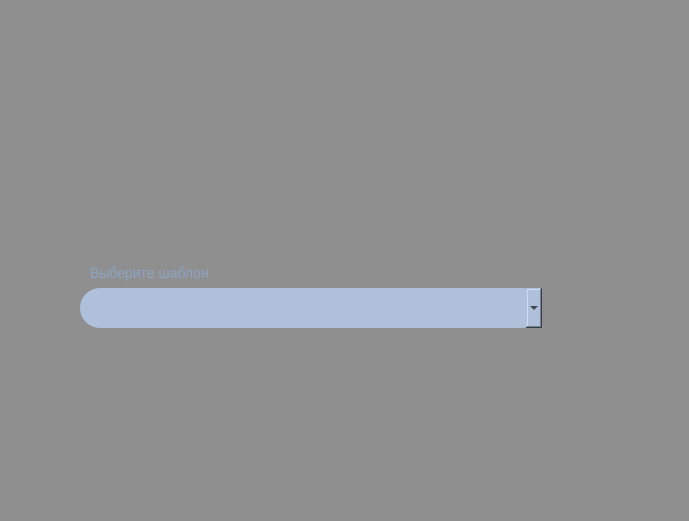
The window that src/courtcasewindow/courtcasewindow.ui (DmitryBakunovich/judge-me) describes before a commit, drawn with Qt 5; both pictures show x 306 to 995 and y 100 to 621 of the 1280 by 721 pixel window.
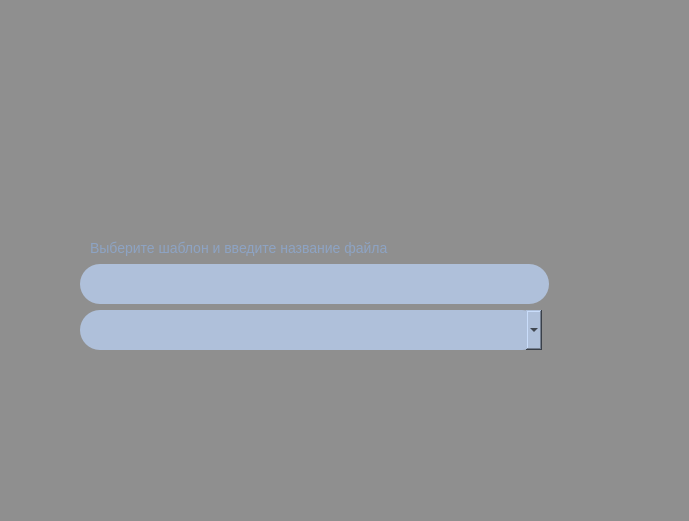
The same window after the commit. Icons and pictures are not drawn.

Patch:
```diff
--- a/src/courtcasewindow/courtcasewindow.ui
+++ b/src/courtcasewindow/courtcasewindow.ui
@@ -51,13 +51,13 @@
         <property name="minimumSize">
          <size>
           <width>549</width>
-          <height>350</height>
+          <height>401</height>
          </size>
         </property>
         <property name="maximumSize">
          <size>
           <width>549</width>
-          <height>350</height>
+          <height>401</height>
          </size>
         </property>
         <property name="styleSheet">
@@ -105,6 +105,10 @@
               <string notr="true">#close {
 	image: url(:/courtcasewindow/images/courtcasewindow/close.png);
 	border: none
+}
+#close:hover {
+	image: url(:/courtcasewindow/images/courtcasewindow/close-hover.png);
+	border: none
 }</string>
              </property>
              <property name="text">
@@ -243,7 +247,7 @@
              <item>
               <layout class="QVBoxLayout" name="verticalLayout_5">
                <property name="spacing">
-                <number>5</number>
+                <number>6</number>
                </property>
                <property name="topMargin">
                 <number>1</number>
@@ -282,7 +286,7 @@
 color: #8da3c3;</string>
                    </property>
                    <property name="text">
-                    <string>Выберите шаблон</string>
+                    <string>Выберите шаблон и введите название файла</string>
                    </property>
                    <property name="alignment">
                     <set>Qt::AlignBottom|Qt::AlignLeading|Qt::AlignLeft</set>
@@ -291,6 +295,48 @@
                  </item>
                 </layout>
                </item>
+               <item>
+                <layout class="QHBoxLayout" name="horizontalLayout_4">
+                 <property name="spacing">
+                  <number>0</number>
+                 </property>
+                 <property name="topMargin">
+                  <number>0</number>
+                 </property>
+                 <item>
+                  <widget class="QLineEdit" name="filenameEdit">
+                   <property name="minimumSize">
+                    <size>
+                     <width>0</width>
+                     <height>40</height>
+                    </size>
+                   </property>
+                   <property name="styleSheet">
+                    <string notr="true">background-color: #afc0da;
+border-radius: 20px;
+font-size: 14px;
+padding-left: 10px;</string>
+                   </property>
+                  </widget>
+                 </item>
+                 <item>
+                  <spacer name="horizontalSpacer_9">
+                   <property name="orientation">
+                    <enum>Qt::Horizontal</enum>
+                   </property>
+                   <property name="sizeType">
+                    <enum>QSizePolicy::Fixed</enum>
+                   </property>
+                   <property name="sizeHint" stdset="0">
+                    <size>
+                     <width>40</width>
+                     <height>40</height>
+                    </size>
+                   </property>
+                  </spacer>
+                 </item>
+                </layout>
+               </item>
                <item>
                 <layout class="QHBoxLayout" name="horizontalLayout_2">
                  <property name="spacing">
@@ -330,6 +376,10 @@
 	margin-left: 10px;
 	image: url(:/courtcasewindow/images/courtcasewindow/combobox-button.png);
 }
+QComboBox::drop-down:hover {
+	image: url(:/courtcasewindow/images/courtcasewindow/combobox-button-hover.png);
+}
+
 QComboBox:item {
        padding-left: 20px;  /* move text right to make room for tick mark */
 }
@@ -353,7 +403,7 @@
                   </widget>
                  </item>
                  <item>
-                  <widget class="QPushButton" name="pushButton_2">
+                  <widget class="QPushButton" name="edit">
                    <property name="sizePolicy">
                     <sizepolicy hsizetype="Maximum" vsizetype="Fixed">
                      <horstretch>0</horstretch>
@@ -367,8 +417,14 @@
                     </size>
                    </property>
                    <property name="styleSheet">
-                    <string notr="true">image: url(:/courtcasewindow/images/courtcasewindow/редактирование.png);
-border: none;</string>
+                    <string notr="true">#edit {
+	image: url(:/courtcasewindow/images/courtcasewindow/edit.png);
+	border: none;
+}
+#edit:hover {
+	image: url(:/courtcasewindow/images/courtcasewindow/edit-hover.png);
+	border: none;
+}</string>
                    </property>
                    <property name="text">
                     <string/>
@@ -436,6 +492,10 @@
               <string notr="true">#okeyButtun {
 	image:  url(:/courtcasewindow/images/courtcasewindow/ok.png);
 	border: none
+}
+#okeyButtun:hover {
+	image:  url(:/courtcasewindow/images/courtcasewindow/ok-hover.png);
+	border: none
 }</string>
              </property>
              <property name="text">
```
